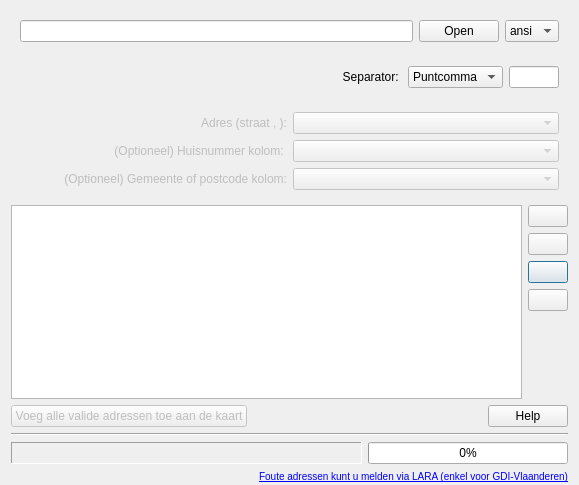
warrieka/geopunt4Qgis, file ui_geopunt4QgisBatchGeoCode.ui: the form before one commit.
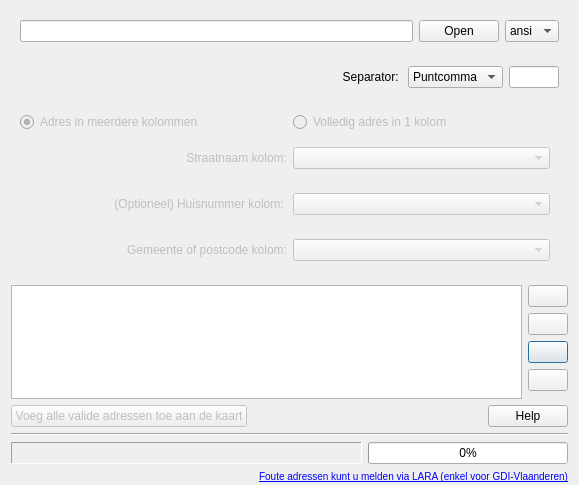
The form after the commit. Icons and pictures are not drawn.

Commit message: Single line - multiline cols in batchgeocoding

What changed in the file:
```diff
--- a/ui_geopunt4QgisBatchGeoCode.ui
+++ b/ui_geopunt4QgisBatchGeoCode.ui
@@ -182,6 +182,28 @@
      </property>
      <layout class="QVBoxLayout" name="verticalLayout_2">
       <item>
+       <layout class="QHBoxLayout" name="chooseWgt">
+        <item>
+         <widget class="QRadioButton" name="multipleColChk">
+          <property name="text">
+           <string>Adres in meerdere kolommen</string>
+          </property>
+          <property name="checked">
+           <bool>true</bool>
+          </property>
+         </widget>
+        </item>
+        <item>
+         <widget class="QRadioButton" name="singleLineChk">
+          <property name="text">
+           <string>Volledig adres in 1 kolom</string>
+          </property>
+         </widget>
+        </item>
+       </layout>
+      </item>
+      <item>
+       <widget class="QWidget" name="adresChooseWgt" native="true">
        <layout class="QHBoxLayout" name="horizontalLayout_4">
         <item>
          <widget class="QLabel" name="label_2">
@@ -192,7 +214,7 @@
            </sizepolicy>
           </property>
           <property name="text">
-           <string>Adres (straat &lt;huisnr&gt;, &lt;gemeente&gt;):</string>
+            <string>Straatnaam kolom:</string>
           </property>
           <property name="alignment">
            <set>Qt::AlignRight|Qt::AlignTrailing|Qt::AlignVCenter</set>
@@ -213,8 +235,10 @@
          </widget>
         </item>
        </layout>
+       </widget>
       </item>
       <item>
+       <widget class="QWidget" name="huisnrChooseWgt" native="true">
        <layout class="QHBoxLayout" name="horizontalLayout_6">
         <item>
          <widget class="QLabel" name="label_3">
@@ -233,8 +257,10 @@
          <widget class="QComboBox" name="huisnrSelect"/>
         </item>
        </layout>
+       </widget>
       </item>
       <item>
+       <widget class="QWidget" name="gemeenteChooseWgt" native="true">
        <layout class="QHBoxLayout" name="horizontalLayout_3">
         <item>
          <widget class="QLabel" name="label">
@@ -245,7 +271,7 @@
            </sizepolicy>
           </property>
           <property name="text">
-           <string>(Optioneel) Gemeente of postcode kolom:</string>
+            <string>Gemeente of postcode kolom:</string>
           </property>
           <property name="alignment">
            <set>Qt::AlignRight|Qt::AlignTrailing|Qt::AlignVCenter</set>
@@ -266,6 +292,7 @@
          </widget>
         </item>
        </layout>
+       </widget>
       </item>
      </layout>
     </widget>
```
Left out of the diff: 51 changed lines with no effect on the pictures. Lines whose indentation alone changed are shown as unchanged. The commit also changes 16 other files.
